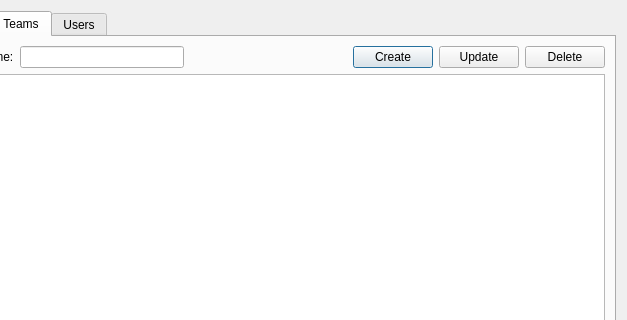
Qt form core/ui/toolbars/cm/resources_management.ui (Giswater/giswater_qgis_plugin) before a commit; both pictures show x 118 to 745 and y 0 to 320 of the 745 by 428 pixel window.
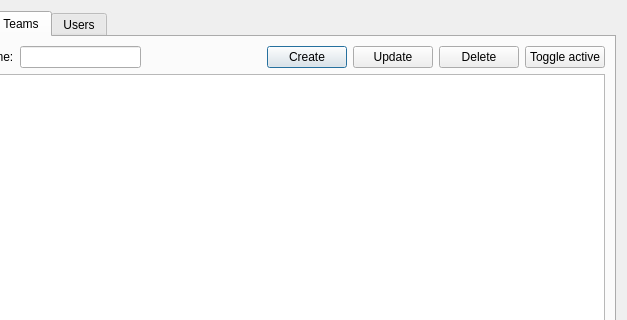
The same form after that commit. The open tabs and pages were chosen to show the change.

Commit message: feat(cm): change references to cat_user, make lot relations search values fine in manager open, add toggle active buttons and code

The edit to the form file:
```diff
--- a/core/ui/toolbars/cm/resources_management.ui
+++ b/core/ui/toolbars/cm/resources_management.ui
@@ -118,6 +118,13 @@
              </property>
             </widget>
            </item>
+           <item row="0" column="6">
+            <widget class="QPushButton" name="btn_team_toggle_active">
+             <property name="text">
+              <string>Toggle active</string>
+             </property>
+            </widget>
+           </item>
           </layout>
          </item>
          <item row="1" column="0">
```
Left out of the diff: 7 changed lines with no effect on the pictures. The commit also changes 2 other files.
